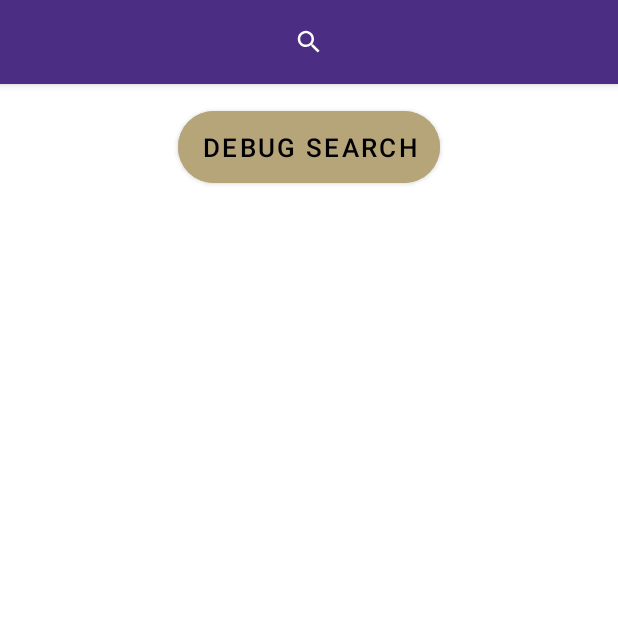
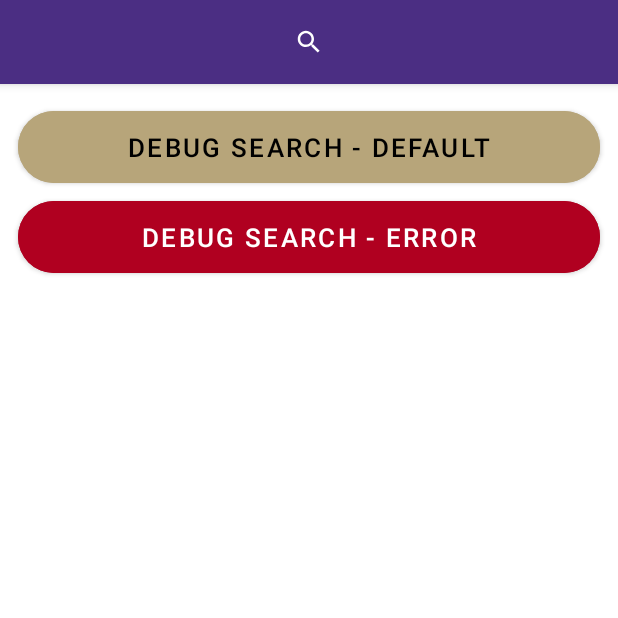
Before and after one commit to Team-Mesa/ReSIFT-Capstone, an Android app: the screen it shows after launch (MainActivity), on a phone screen of 412 x 824 dp, the top half of it. Run offline under Robolectric (Android 15) with nearby library versions, the phone set to English and light mode, and no system bars.

Commit message:
Add debug buttons

```diff
--- a/ReSift/app/src/main/java/edu/uw/minh2804/resift/fragments/HomeFragment.kt
+++ b/ReSift/app/src/main/java/edu/uw/minh2804/resift/fragments/HomeFragment.kt
@@ -14,10 +14,16 @@ class HomeFragment : Fragment(R.layout.fragment_home) {
 
 	override fun onViewCreated(view: View, savedInstanceState: Bundle?) {
 		super.onViewCreated(view, savedInstanceState)
-		view.findViewById<Button>(R.id.button_home_search).setOnClickListener {
-			//viewModel.siftArticle("https://www.reuters.com/world/europe/powerful-explosions-heard-kyiv-after-russian-warship-sinks-2022-04-15/")
+		view.findViewById<Button>(R.id.button_home_debug_search_default).setOnClickListener {
+			viewModel.siftArticle("https://www.reuters.com/world/europe/powerful-explosions-heard-kyiv-after-russian-warship-sinks-2022-04-15/")
+		}
+		view.findViewById<Button>(R.id.button_home_debug_search_error).setOnClickListener {
 			viewModel.siftArticle("https://www.reuters.com/world/europe/powerful-explos-2022-04-15/")
-			findNavController().navigate(R.id.action_HomeFragment_to_SiftFragment)
+		}
+		viewModel.isQuerying.observe(viewLifecycleOwner) {
+			if (it) {
+				findNavController().navigate(R.id.action_HomeFragment_to_SiftFragment)
+			}
 		}
 	}
 }
--- a/ReSift/app/src/main/res/layout/fragment_home.xml
+++ b/ReSift/app/src/main/res/layout/fragment_home.xml
@@ -6,9 +6,15 @@
 	tools:context=".fragments.HomeFragment"
 	>
 	<Button
-		android:id="@+id/button_home_search"
+		android:id="@+id/button_home_debug_search_default"
 		style="@style/Button"
-		android:text="@string/home_button_debug_search"
-		android:textSize="@dimen/text_large"
+		android:layout_width="match_parent"
+		android:text="@string/home_button_debug_search_default"
+		/>
+	<Button
+		android:id="@+id/button_home_debug_search_error"
+		style="@style/Button.Error"
+		android:layout_width="match_parent"
+		android:text="@string/home_button_debug_search_error"
 		/>
 </LinearLayout>
--- a/ReSift/app/src/main/res/layout/fragment_sift.xml
+++ b/ReSift/app/src/main/res/layout/fragment_sift.xml
@@ -31,7 +31,6 @@
 		android:id="@+id/material_button_sift_share_result"
 		style="@style/Button"
 		android:text="@string/sift_share_result"
-		android:textSize="@dimen/text_large"
 		app:icon="@drawable/ic_all_share"
 		/>
 </LinearLayout>
--- a/ReSift/app/src/main/res/values/strings.xml
+++ b/ReSift/app/src/main/res/values/strings.xml
@@ -18,10 +18,13 @@
 	<string name="publisher_overview_card_body_history_not_found">History not found.</string>
 	<string name="publisher_overview_card_title">Publisher Overview</string>
 
+	<!-- Home -->
+	<string name="home_button_debug_search_default">Debug Search - Default</string>
+	<string name="home_button_debug_search_error">Debug Search - Error</string>
+
 	<!-- Other -->
 	<string name="all_placeholder">Placeholder</string>
 	<string name="card_result_not_found">Result Not Found</string>
-	<string name="home_button_debug_search">Debug Search</string>
 	<string name="related_articles_card_title">Related Articles</string>
 	<string name="sift_share_result">Share</string>
 </resources>
--- a/ReSift/app/src/main/res/values/styles.xml
+++ b/ReSift/app/src/main/res/values/styles.xml
@@ -16,10 +16,15 @@
 		<item name="android:paddingHorizontal">@dimen/padding_medium</item>
 		<item name="android:paddingVertical">@dimen/padding_small</item>
 		<item name="android:textColor">?attr/colorOnSecondary</item>
-		<item name="android:textSize">@dimen/text_medium</item>
+		<item name="android:textSize">@dimen/text_large</item>
 		<item name="cornerRadius">@dimen/radius_large_2</item>
 		<item name="iconSize">@dimen/size_medium</item>
 		<item name="iconTint">?attr/colorOnSecondary</item>
+	</style>
+	<style name="Button.Error">
+		<item name="android:backgroundTint">?attr/colorError</item>
+		<item name="android:textColor">?attr/colorOnError</item>
+		<item name="iconTint">?attr/colorOnError</item>
 	</style>
 	<style name="Card">
 		<item name="android:layout_height">wrap_content</item>
```
